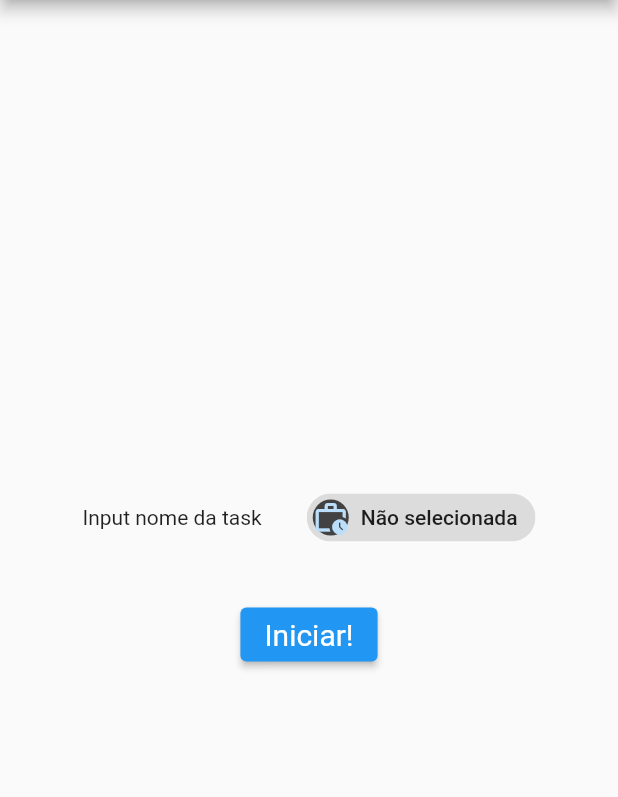
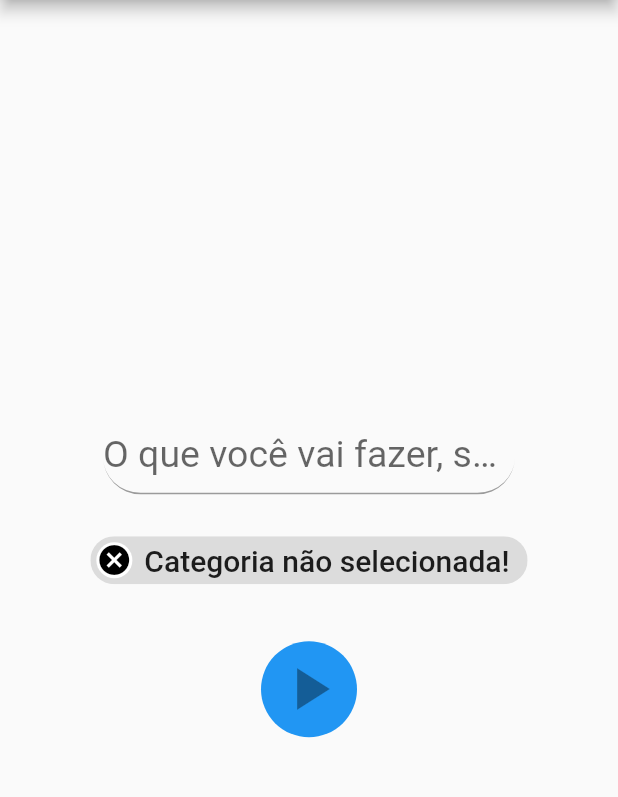
Before and after one commit to Wyru/saiko-task-time-tracker, a Flutter app: the screen it shows after launch, on a phone screen of 412 x 824 dp, the part 84-881 px from its top. Run offline on Flutter 3.47's test engine with Material 2 defaults, Android fonts, the phone set to English and light mode, and no system bars; our stand-ins replace flutter_colorpicker.

Commit message:
⚠️change name!

```diff
--- a/lib/Home/Home.dart
+++ /dev/null
@@ -1,102 +0,0 @@
-import 'package:flutter/material.dart';
-import 'package:saikottt/Drawer/Drawer.dart';
-
-class Home extends StatefulWidget {
-  _HomeState createState() => _HomeState();
-}
-
-class _HomeState extends State<Home> {
-  String currentCategory = '';
-
-  @override
-  void initState() {
-    super.initState();
-    setState(() {
-      currentCategory = 'Não selecionada';
-    });
-  }
-
-  @override
-  Widget build(BuildContext context) {
-    final ButtonStyle style =
-        ElevatedButton.styleFrom(textStyle: const TextStyle(fontSize: 20));
-    return Scaffold(
-      appBar: AppBar(
-        title: const Text('Executar Tarefa'),
-      ),
-      drawer: const MyDrawer(),
-      body: Center(
-          child: Column(
-        mainAxisAlignment: MainAxisAlignment.center,
-        children: [
-          Row(
-            mainAxisAlignment: MainAxisAlignment.center,
-            children: [
-              Column(
-                children: const [Text("Input nome da task")],
-              ),
-              const SizedBox(width: 30),
-              Column(
-                children: [
-                  InputChip(
-                      avatar: CircleAvatar(
-                        backgroundColor: Colors.grey.shade800,
-                        child: const Icon(Icons.work_history_outlined),
-                      ),
-                      label: Text(currentCategory),
-                      onPressed: () async {
-                        print('I am the one thing in life.');
-                        var category = await _dialogBuilder(context);
-                        print(category);
-
-                        setState(() {
-                          currentCategory = category ?? 'Não Selecionada';
-                        });
-                      })
-                ],
-              )
-            ],
-          ),
-          const SizedBox(height: 30),
-          Row(
-            mainAxisAlignment: MainAxisAlignment.center,
-            children: [
-              ElevatedButton(
-                style: style,
-                onPressed: () {},
-                child: const Text('Iniciar!'),
-              ),
-            ],
-          )
-        ],
-      )),
-    );
-  }
-
-  Future<String?> _dialogBuilder(BuildContext context) async {
-    var category = await showDialog<String>(
-      context: context,
-      builder: (BuildContext context) {
-        return SimpleDialog(
-          title: const Text('Selecione uma categoria!'),
-          children: <Widget>[
-            SimpleDialogOption(
-              onPressed: () {
-                Navigator.pop(context, 'Estudos');
-              },
-              child: const Text('Estudos'),
-            ),
-            SimpleDialogOption(
-              onPressed: () {
-                Navigator.pop(context, 'Trabalho');
-              },
-              child: const Text('Trabalho'),
-            ),
-          ],
-        );
-      },
-    );
-
-    return category;
-  }
-}
--- /dev/null
+++ b/lib/app/Home/Home.dart
@@ -0,0 +1,164 @@
+import 'package:flutter/material.dart';
+import 'package:provider/provider.dart';
+import 'package:maindttt/app/Drawer/Drawer.dart';
+import 'package:maindttt/data/DataAccessProvider.dart';
+import 'package:maindttt/model/TaskCategory.dart';
+
+class Home extends StatefulWidget {
+  _HomeState createState() => _HomeState();
+}
+
+class _HomeState extends State<Home> {
+  TaskCategory? currentCategory;
+
+  final taskFieldController = TextEditingController();
+
+  bool isButtonDisabled = true;
+
+  @override
+  void initState() {
+    super.initState();
+  }
+
+  void updateButton() {
+    setState(() {
+      isButtonDisabled =
+          taskFieldController.text == '' || currentCategory == null;
+    });
+  }
+
+  @override
+  Widget build(BuildContext context) {
+    final ButtonStyle style =
+        ElevatedButton.styleFrom(textStyle: const TextStyle(fontSize: 20));
+    return Scaffold(
+      appBar: AppBar(
+        title: const Text('Executar Tarefa'),
+      ),
+      drawer: const MyDrawer(),
+      body: Center(
+          child: Column(
+        mainAxisAlignment: MainAxisAlignment.center,
+        children: [
+          Row(
+            mainAxisAlignment: MainAxisAlignment.center,
+            children: [
+              const Spacer(
+                flex: 1,
+              ),
+              Flexible(
+                flex: 4,
+                child: TextField(
+                  controller: taskFieldController,
+                  style: const TextStyle(
+                    fontSize: 25.0,
+                  ),
+                  onChanged: (value) {
+                    updateButton();
+                  },
+                  onSubmitted: (value) {
+                    updateButton();
+                  },
+                  decoration: InputDecoration(
+                    hintText: 'O que você vai fazer, senpai? (^///^)',
+                    border: UnderlineInputBorder(
+                        borderRadius: BorderRadius.circular(25.0),
+                        borderSide: const BorderSide(
+                          width: 4,
+                        )),
+                  ),
+                ),
+              ),
+              const Spacer(
+                flex: 1,
+              ),
+            ],
+          ),
+          Row(
+            mainAxisAlignment: MainAxisAlignment.center,
+            children: [
+              Padding(
+                padding: const EdgeInsets.only(top: 20.0),
+                child: InputChip(
+                    tooltip: "categoria",
+                    avatar: CircleAvatar(
+                      backgroundColor: currentCategory?.color ?? Colors.white,
+                      child: Icon(
+                        currentCategory?.icon ?? Icons.cancel,
+                        color: currentCategory?.getTextColor() ?? Colors.black,
+                      ),
+                    ),
+                    label: Text(
+                      currentCategory?.name ?? 'Categoria não selecionada!',
+                      style: const TextStyle(fontSize: 20),
+                    ),
+                    onPressed: () async {
+                      var category = await _dialogBuilder(context);
+                      setState(() {
+                        currentCategory = category;
+                      });
+                      updateButton();
+                    }),
+              )
+            ],
+          ),
+          const SizedBox(height: 30),
+          Row(
+            mainAxisAlignment: MainAxisAlignment.center,
+            children: [
+              Ink(
+                decoration: const ShapeDecoration(
+                  color: Colors.blue,
+                  shape: CircleBorder(),
+                ),
+                child: IconButton(
+                  iconSize: 48,
+                  color: Colors.white,
+                  onPressed: isButtonDisabled ? null : () {},
+                  icon: const Icon(Icons.play_arrow),
+                ),
+              ),
+            ],
+          )
+        ],
+      )),
+    );
+  }
+
+  Future<TaskCategory?> _dialogBuilder(BuildContext context) async {
+    var categories =
+        Provider.of<DataAccessProvider>(context, listen: false).categories;
+
+    var category = await showDialog<TaskCategory>(
+      context: context,
+      builder: (BuildContext context) {
+        return AlertDialog(
+          title: const Text('Selecione uma categoria!'),
+          content: Container(
+            width: MediaQuery.of(context).size.width / 2,
+            child: ListView.separated(
+              itemCount: categories.length,
+              separatorBuilder: (context, index) {
+                return const Divider(
+                  thickness: 2,
+                );
+              },
+              itemBuilder: (context, index) {
+                return ListTile(
+                  onTap: () {
+                    Navigator.pop(context, categories[index]);
+                  },
+                  leading: Icon(categories[index].icon),
+                  title: Text(categories[index].name),
+                  iconColor: categories[index].color,
+                );
+              },
+            ),
+          ),
+        );
+      },
+    );
+
+    return category;
+  }
+}
--- /dev/null
+++ b/lib/data/dataAccessProvider.dart
@@ -0,0 +1,18 @@
+import 'package:flutter/material.dart';
+import 'package:maindttt/model/Task.dart';
+import 'package:maindttt/model/TaskCategory.dart';
+
+class DataAccessProvider {
+  static final DataAccessProvider instance = DataAccessProvider._();
+
+  List<TaskCategory> categories = [
+    TaskCategory("Trabalho", Colors.redAccent, Icons.work),
+    TaskCategory("Faculdade", Colors.blueAccent, Icons.book),
+    TaskCategory("Estudos", Colors.greenAccent, Icons.bookmark),
+    TaskCategory("Leitura", Colors.purpleAccent, Icons.bookmark_add_outlined),
+  ];
+
+  List<Task> tasks = [];
+
+  DataAccessProvider._();
+}
--- a/lib/main.dart
+++ b/lib/main.dart
@@ -1,38 +1,27 @@
 import 'package:flutter/material.dart';
-import 'package:saikottt/Categories/Categories.dart';
-import 'package:saikottt/Home/home.dart';
-import 'package:saikottt/TaskHistory/TaskHistory.dart';
+import 'package:provider/provider.dart';
+import 'package:maindttt/app/Categories/Categories.dart';
+import 'package:maindttt/app/Home/Home.dart';
+import 'package:maindttt/app/TaskHistory/TaskHistory.dart';
+import 'package:maindttt/data/DataAccessProvider.dart';
 
 void main() {
-  runApp(MaterialApp(initialRoute: '/', routes: {
-    '/': (context) => const SaikoTTT(),
-    '/categories': (context) => const CategoriesRoute(),
-    '/taskHistory': (context) => const TaskHistoryRoute(),
-  }));
+  WidgetsFlutterBinding.ensureInitialized();
+
+  runApp(MultiProvider(
+    providers: [
+      Provider<DataAccessProvider>(create: (_) => DataAccessProvider.instance)
+    ],
+    child: MaterialApp(initialRoute: '/', routes: {
+      '/': (context) => const maindTTT(),
+      '/categories': (context) => const CategoriesRoute(),
+      '/taskHistory': (context) => const TaskHistoryRoute(),
+    }),
+  ));
 }
 
-class SaikoTTT extends StatelessWidget {
-  const SaikoTTT({super.key});
-
-  @override
-  Widget build(BuildContext context) {
-    return Container(child: Screen());
-  }
-}
-
-class Screen extends StatefulWidget {
-  const Screen({super.key});
-
-  @override
-  State<Screen> createState() => _ScreenState();
-}
-
-class _ScreenState extends State<Screen> {
-  @override
-  void initState() {
-    // TODO: implement initState
-    super.initState();
-  }
+class maindTTT extends StatelessWidget {
+  const maindTTT({super.key});
 
   @override
   Widget build(BuildContext context) {
--- /dev/null
+++ b/lib/model/Task.dart
@@ -0,0 +1,25 @@
+class Task {
+  String description;
+  int categoryId;
+
+  late final DateTime start;
+  DateTime? end;
+
+  Task(this.description, this.categoryId) {
+    start = DateTime.now();
+  }
+
+  void EndTask() {
+    end = DateTime.now();
+  }
+
+  bool isRunning() => (end == null);
+
+  int getDurationInHours() {
+    if (end == null) {
+      return 0;
+    }
+
+    return end!.difference(start).inHours;
+  }
+}
--- /dev/null
+++ b/lib/model/TaskCategory.dart
@@ -0,0 +1,19 @@
+import 'package:flutter/cupertino.dart';
+import 'package:flutter/material.dart';
+
+class TaskCategory {
+  static int lastIndex = 0;
+
+  int id = 0;
+  String name;
+  Color color;
+  IconData icon;
+
+  TaskCategory(this.name, this.color, this.icon) {
+    id = lastIndex + 1;
+    lastIndex++;
+  }
+
+  Color getTextColor() =>
+      color.computeLuminance() > 0.6 ? Colors.black87 : Colors.white;
+}
--- a/pubspec.yaml
+++ b/pubspec.yaml
@@ -1,4 +1,4 @@
-name: saikottt
+name: maindttt
 description: A new Flutter project.
 
 # The following line prevents the package from being accidentally published to
@@ -37,6 +37,8 @@ dependencies:
   # Use with the CupertinoIcons class for iOS style icons.
   cupertino_icons: ^1.0.2
   flutter_colorpicker: ^1.0.3
+  provider: ^6.0.4
+  sqflite: ^2.1.0+1
 
 dev_dependencies:
   flutter_test:
```
Also changed, not shown: lib/app/Categories/Categories.dart (renamed from lib/Categories/Categories.dart, +37 -33 lines), lib/app/Drawer/Drawer.dart (renamed from lib/Drawer/Drawer.dart), lib/app/TaskHistory/TaskHistory.dart (renamed from lib/TaskHistory/TaskHistory.dart), 19 other files.
